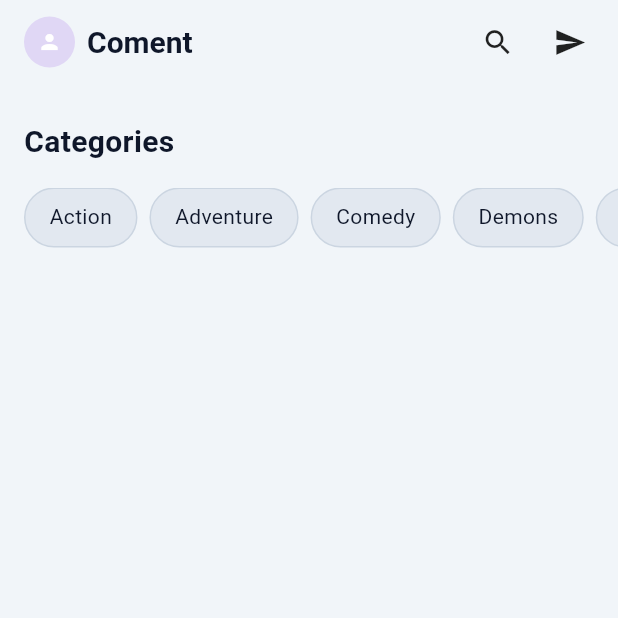
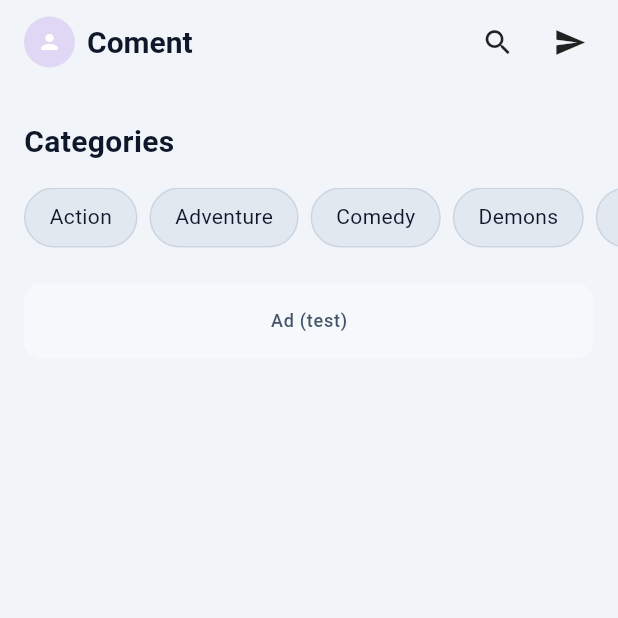
Before and after one commit to slabkim/Coment, a Flutter app: the screen it shows after launch, on a phone screen of 412 x 824 dp, the top half of it. Run offline on Flutter 3.47's test engine with Material 3 defaults, Android fonts, the phone set to English and light mode, and no system bars; our stand-ins replace app_links, cached_network_image, cloud_firestore, cloud_functions, firebase_analytics, firebase_auth and 14 more; missing offline and left inert: firebase_app_check; accounts and stored records are empty; network calls fail.

Commit message:
terbaru tapi ad nya masih eror

```diff
--- a/lib/app.dart
+++ b/lib/app.dart
@@ -17,6 +17,7 @@ import 'state/theme_provider.dart';
 import 'ui/screens/detail_screen.dart';
 import 'ui/screens/main_screen.dart';
 import 'core/theme.dart';
+import 'state/monetization_provider.dart';
 
 class NandogamiApp extends StatefulWidget {
   const NandogamiApp({super.key});
@@ -128,6 +129,9 @@ class _NandogamiAppState extends State<NandogamiApp> with WidgetsBindingObserver
         ChangeNotifierProvider(
           create: (_) => ThemeProvider()..load(),
         ),
+        ChangeNotifierProvider(
+          create: (_) => MonetizationProvider(),
+        ),
       ],
       child: Consumer<ThemeProvider>(
         builder: (context, tp, _) => MaterialApp(
--- /dev/null
+++ b/lib/core/ads/ad_config.dart
@@ -0,0 +1,50 @@
+import 'package:flutter_dotenv/flutter_dotenv.dart';
+
+/// Central place to read AdMob IDs and IAP product IDs.
+/// Falls back to Google test IDs so the app still runs while real IDs are
+/// being provisioned.
+class AdConfig {
+  // Google test IDs (safe for development)
+  static const _testAppIdAndroid = 'ca-app-pub-3940256099942544~3347511713';
+  static const _testAppIdIos = 'ca-app-pub-3940256099942544~1458002511';
+  static const _testBannerId = 'ca-app-pub-3940256099942544/6300978111';
+  static const _testInterstitialId = 'ca-app-pub-3940256099942544/1033173712';
+  static const _testRewardedId = 'ca-app-pub-3940256099942544/5224354917';
+
+  static String get appIdAndroid =>
+      _readEnv('ADMOB_APP_ID_ANDROID', _testAppIdAndroid);
+
+  static String get appIdIos =>
+      _readEnv('ADMOB_APP_ID_IOS', _testAppIdIos);
+
+  static String get bannerAdUnitId =>
+      _readEnv('ADMOB_BANNER_UNIT_ID', _testBannerId);
+
+  static String get interstitialAdUnitId =>
+      _readEnv('ADMOB_INTERSTITIAL_UNIT_ID', _testInterstitialId);
+
+  static String get rewardedAdUnitId =>
+      _readEnv('ADMOB_REWARDED_UNIT_ID', _testRewardedId);
+
+  /// Non-consumable product ID to unlock an ad-free experience.
+  static const removeAdsProductId = 'remove_ads';
+
+  /// Optional list of test device IDs for cleaner QA.
+  static List<String> get testDeviceIds {
+    final raw = dotenv.env['ADMOB_TEST_DEVICES'];
+    if (raw == null || raw.trim().isEmpty) return const [];
+    return raw.split(',').map((e) => e.trim()).where((e) => e.isNotEmpty).toList();
+  }
+
+  static bool get usingTestIds =>
+      bannerAdUnitId == _testBannerId ||
+      interstitialAdUnitId == _testInterstitialId ||
+      rewardedAdUnitId == _testRewardedId;
+
+  static String _readEnv(String key, String fallback) {
+    final value = dotenv.env[key];
+    if (value == null) return fallback;
+    final trimmed = value.trim();
+    return trimmed.isEmpty ? fallback : trimmed;
+  }
+}
--- /dev/null
+++ b/lib/core/ads/ad_service.dart
@@ -0,0 +1,25 @@
+import 'package:google_mobile_ads/google_mobile_ads.dart';
+
+import '../logger.dart';
+import 'ad_config.dart';
+
+/// Thin wrapper around Google Mobile Ads initialization so we only
+/// bootstrap the SDK once per app session.
+class AdService {
+  static bool _initialized = false;
+
+  static Future<void> initialize() async {
+    if (_initialized) return;
+    try {
+      final config = RequestConfiguration(
+        testDeviceIds: AdConfig.testDeviceIds,
+        tagForChildDirectedTreatment: TagForChildDirectedTreatment.unspecified,
+      );
+      await MobileAds.instance.updateRequestConfiguration(config);
+      await MobileAds.instance.initialize();
+      _initialized = true;
+    } catch (error, stackTrace) {
+      AppLogger.warning('Failed to initialize Google Mobile Ads', error, stackTrace);
+    }
+  }
+}
--- a/lib/main.dart
+++ b/lib/main.dart
@@ -19,6 +19,7 @@ import 'core/firebase/auth_token_manager.dart';
 import 'core/firebase/fcm_service.dart';
 import 'core/notifications/notification_navigator.dart';
 import 'core/notifications/in_app_notification_handler.dart';
+import 'core/ads/ad_service.dart';
 import 'data/repositories/comic_repository.dart';
 import 'notifications/notification_service.dart';
 import 'state/item_provider.dart';
@@ -88,6 +89,9 @@ Future<void> main() async {
 
   // Setup notification services
   await _setupNotificationServices();
+
+  // Initialize Google Mobile Ads
+  await AdService.initialize();
 
   // Run app
   runApp(const NandogamiBootstrap());
--- a/lib/ui/screens/home_screen.dart
+++ b/lib/ui/screens/home_screen.dart
@@ -9,6 +9,7 @@ import '../widgets/categories_section.dart';
 import '../widgets/manga_section.dart';
 import '../widgets/home/profile_badge.dart';
 import '../widgets/home/home_helpers.dart';
+import '../widgets/ads/banner_ad_widget.dart';
 import 'detail_screen.dart';
 import 'chat_list_screen.dart';
 import 'search_screen.dart';
@@ -407,6 +408,7 @@ class _HomeScreenState extends State<HomeScreen> {
                 onMangaTap: _onMangaTap,
               ),
 
+            const BannerAdWidget(),
             const SizedBox(height: 16),
           ],
         ),
--- /dev/null
+++ b/lib/ui/widgets/ads/banner_ad_widget.dart
@@ -0,0 +1,145 @@
+import 'package:flutter/material.dart';
+import 'package:google_mobile_ads/google_mobile_ads.dart';
+import 'package:provider/provider.dart';
+
+import '../../../core/ads/ad_config.dart';
+import '../../../core/ads/ad_service.dart';
+import '../../../core/logger.dart';
+import '../../../state/monetization_provider.dart';
+
+/// Reusable banner ad slot that hides itself when the user has paid
+/// for an ad-free experience.
+class BannerAdWidget extends StatefulWidget {
+  const BannerAdWidget({
+    super.key,
+    this.margin = const EdgeInsets.symmetric(horizontal: 16, vertical: 8),
+    this.backgroundColor,
+  });
+
+  final EdgeInsets margin;
+  final Color? backgroundColor;
+
+  @override
+  State<BannerAdWidget> createState() => _BannerAdWidgetState();
+}
+
+class _BannerAdWidgetState extends State<BannerAdWidget> {
+  BannerAd? _bannerAd;
+  bool _isLoaded = false;
+  bool _isLoading = false;
+
+  @override
+  void initState() {
+    super.initState();
+    _maybeLoadAd();
+  }
+
+  @override
+  void didChangeDependencies() {
+    super.didChangeDependencies();
+    _handleAdToggle();
+  }
+
+  @override
+  void dispose() {
+    _bannerAd?.dispose();
+    super.dispose();
+  }
+
+  void _handleAdToggle() {
+    final monetization = context.read<MonetizationProvider>();
+    if (!monetization.adsEnabled) {
+      if (_bannerAd != null) {
+        _bannerAd?.dispose();
+        _bannerAd = null;
+        _isLoaded = false;
+      }
+    } else {
+      _maybeLoadAd();
+    }
+  }
+
+  Future<void> _maybeLoadAd() async {
+    final monetization = context.read<MonetizationProvider>();
+    if (!monetization.adsEnabled || _bannerAd != null || _isLoading) return;
+    _isLoading = true;
+    try {
+      await AdService.initialize();
+      final ad = BannerAd(
+        adUnitId: AdConfig.bannerAdUnitId,
+        size: AdSize.banner,
+        request: const AdRequest(),
+        listener: BannerAdListener(
+          onAdLoaded: (ad) {
+            if (!mounted) {
+              ad.dispose();
+              return;
+            }
+            setState(() {
+              _isLoaded = true;
+            });
+          },
+          onAdFailedToLoad: (ad, error) {
+            ad.dispose();
+            if (!mounted) return;
+            setState(() {
+              _bannerAd = null;
+              _isLoaded = false;
+            });
+            AppLogger.warning(
+              'Banner ad failed to load',
+              '${error.code} ${error.message}',
+              StackTrace.current,
+            );
+          },
+        ),
+      );
+      await ad.load();
+      if (!mounted) {
+        ad.dispose();
+        return;
+      }
+      setState(() {
+        _bannerAd = ad;
+      });
+    } finally {
+      _isLoading = false;
+    }
+  }
+
+  @override
+  Widget build(BuildContext context) {
+    final adsEnabled = context.watch<MonetizationProvider>().adsEnabled;
+    if (!adsEnabled) return const SizedBox.shrink();
+
+    final height = AdSize.banner.height.toDouble();
+    Widget child;
+    if (_bannerAd != null && _isLoaded) {
+      child = SizedBox(
+        width: _bannerAd!.size.width.toDouble(),
+        height: height,
+        child: AdWidget(ad: _bannerAd!),
+      );
+    } else {
+      child = Container(
+        width: double.infinity,
+        height: height,
+        alignment: Alignment.center,
+        decoration: BoxDecoration(
+          color: widget.backgroundColor ??
+              Theme.of(context).colorScheme.surfaceVariant.withOpacity(0.4),
+          borderRadius: BorderRadius.circular(12),
+        ),
+        child: Text(
+          AdConfig.usingTestIds ? 'Ad (test)' : 'Loading sponsored content...',
+          style: Theme.of(context).textTheme.labelMedium,
+        ),
+      );
+    }
+
+    return Padding(
+      padding: widget.margin,
+      child: child,
+    );
+  }
+}
--- a/pubspec.yaml
+++ b/pubspec.yaml
@@ -33,6 +33,8 @@ dependencies:
   google_sign_in: ^6.2.1
   youtube_player_flutter: ^9.0.3
   giphy_get: ^3.6.0
+  google_mobile_ads: ^5.2.0
+  in_app_purchase: ^3.2.0
 
 dev_dependencies:
   flutter_test:
```
Also changed, not shown: lib/state/monetization_provider.dart (added, +203 -0 lines), lib/ui/screens/remove_ads_screen.dart (added, +162 -0 lines), lib/ui/widgets/profile/profile_settings_sheet.dart (+28 -4 lines), pubspec.lock, 3 other files.
